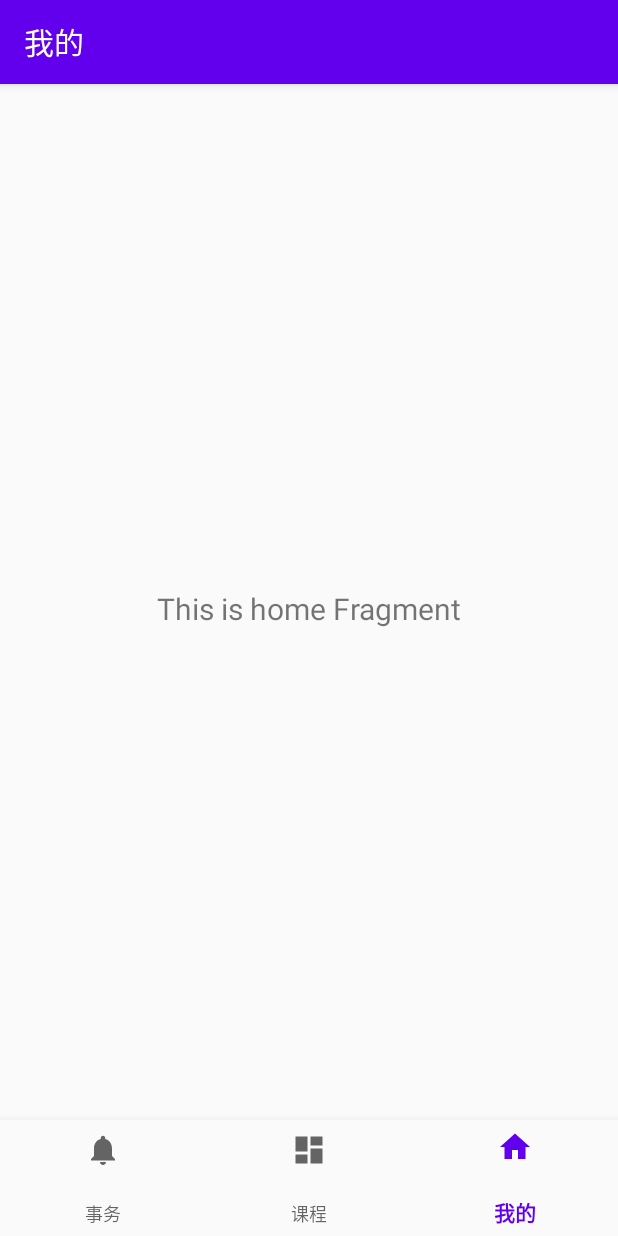
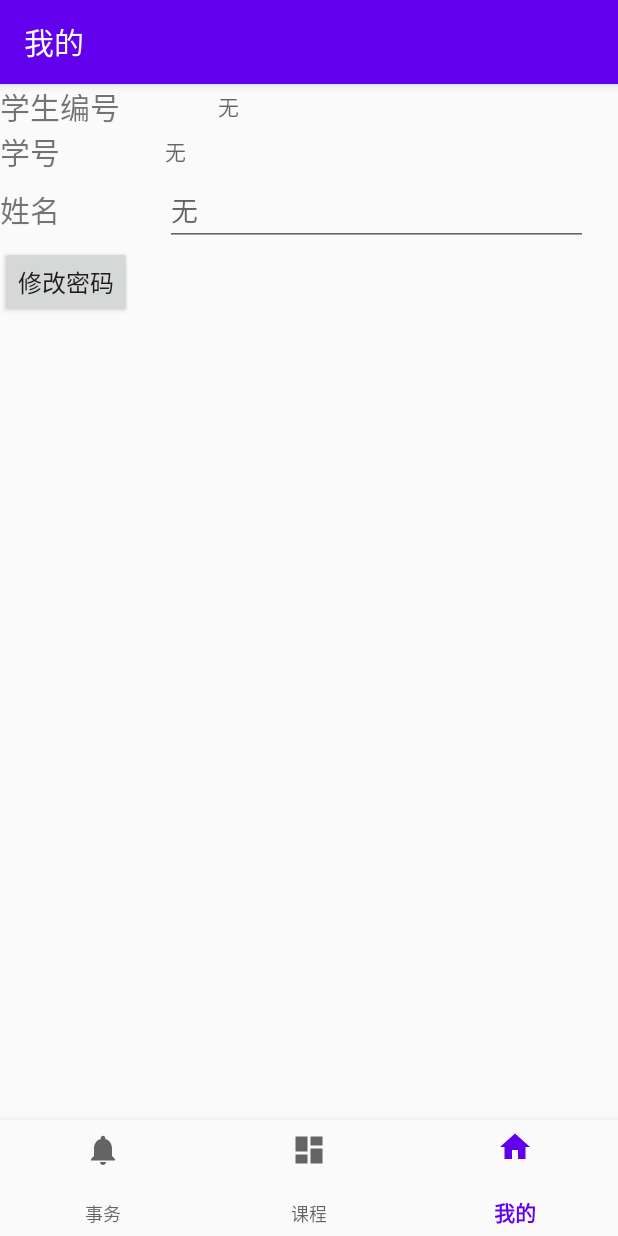
Before and after one commit to caijunqian/Timetable, an Android app: the HomeFragment screen opened through its navigation route, on a phone screen of 412 x 824 dp. Run offline under Robolectric (Android 15) with nearby library versions, the phone set to English and light mode, and no system bars; our stand-ins replace navigation-ui; libraries missing offline, so code that uses them is left out: com.zhuangfei.timetable; 4 statements that could not run were skipped.

```diff
--- a/app/src/main/AndroidManifest.xml
+++ b/app/src/main/AndroidManifest.xml
@@ -2,6 +2,7 @@
 <manifest xmlns:android="http://schemas.android.com/apk/res/android"
     package="com.example.timetable">
 
+    <uses-permission android:name="android.permission.INTERNET"/>
     <application
         android:allowBackup="true"
         android:icon="@mipmap/ic_launcher"
--- a/app/src/main/java/com/example/timetable/MainNavigation.kt
+++ b/app/src/main/java/com/example/timetable/MainNavigation.kt
@@ -1,8 +1,10 @@
 package com.example.timetable
 
 
+import android.os.Build
 import android.os.Bundle
 import android.view.MenuItem
+import androidx.annotation.RequiresApi
 import androidx.appcompat.app.AppCompatActivity
 import androidx.navigation.NavController
 import androidx.navigation.Navigation
@@ -22,6 +24,7 @@ class MainNavigation : AppCompatActivity() {
     private var navController: NavController? = null
     private var appBarConfiguration:AppBarConfiguration? = null
 
+    @RequiresApi(Build.VERSION_CODES.KITKAT)
     override fun onCreate(savedInstanceState: Bundle?) {
         super.onCreate(savedInstanceState)
         setContentView(R.layout.activity_main_navigation)
@@ -39,7 +42,6 @@ class MainNavigation : AppCompatActivity() {
         setupActionBarWithNavController(navController!!, appBarConfiguration!!)
         navView!!.setupWithNavController(navController!!)
 
-        //Start polling service
 
         //Start polling service
         println("Start polling service...")
@@ -49,8 +51,8 @@ class MainNavigation : AppCompatActivity() {
     override fun onDestroy() {
         super.onDestroy()
         //Stop polling service
-        println("Stop polling service...")
-        stopPollingService(this, PollingService::class.java, PollingService.ACTION)
+//        println("Stop polling service...")
+//        stopPollingService(this, PollingService::class.java, PollingService.ACTION)
     }
 
     override fun onSupportNavigateUp(): Boolean {
--- a/app/src/main/java/com/example/timetable/PollingUtil.kt
+++ b/app/src/main/java/com/example/timetable/PollingUtil.kt
@@ -4,11 +4,14 @@ import android.app.AlarmManager
 import android.app.PendingIntent
 import android.content.Context
 import android.content.Intent
+import android.os.Build
 import android.os.SystemClock
+import androidx.annotation.RequiresApi
 
 
 object PollingUtils {
     //开启轮询服务
+    @RequiresApi(Build.VERSION_CODES.KITKAT)
     fun startPollingService(context: Context, seconds: Int, cls: Class<*>?, action: String?) {
         //获取AlarmManager系统服务
         val manager = context.getSystemService(Context.ALARM_SERVICE) as AlarmManager
@@ -22,9 +25,11 @@ object PollingUtils {
         //触发服务的起始时间
         val triggerAtTime = SystemClock.elapsedRealtime()
         //使用AlarmManger的setRepeating方法设置定期执行的时间间隔（seconds秒）和需要执行的Service
+        print("初始时间"+triggerAtTime)
+        print("间隔为"+seconds*1000.toLong())
         manager.setRepeating(
-            AlarmManager.ELAPSED_REALTIME, triggerAtTime,
-            seconds * 1000.toLong(), pendingIntent
+            AlarmManager.ELAPSED_REALTIME, triggerAtTime+5000,
+            seconds * 10000.toLong(), pendingIntent
         )
     }
 
--- a/app/src/main/java/com/example/timetable/ui/home/HomeFragment.kt
+++ b/app/src/main/java/com/example/timetable/ui/home/HomeFragment.kt
@@ -33,10 +33,10 @@ class HomeFragment : Fragment() {
             ViewModelProviders.of(this).get(HomeViewModel::class.java)
         val root = inflater.inflate(R.layout.fragment_home, container, false)
 
-        val textView: TextView = root.findViewById(R.id.text_home)
-        homeViewModel.text.observe(viewLifecycleOwner, Observer {
-            textView.text = it
-        })
+//        val textView: TextView = root.findViewById(R.id.text_home)
+//        homeViewModel.text.observe(viewLifecycleOwner, Observer {
+//            textView.text = it
+//        })
         return root
     }
 
--- a/app/src/main/res/layout/fragment_home.xml
+++ b/app/src/main/res/layout/fragment_home.xml
@@ -1,23 +1,94 @@
 <?xml version="1.0" encoding="utf-8"?>
-<androidx.constraintlayout.widget.ConstraintLayout xmlns:android="http://schemas.android.com/apk/res/android"
+<LinearLayout xmlns:android="http://schemas.android.com/apk/res/android"
     xmlns:app="http://schemas.android.com/apk/res-auto"
     xmlns:tools="http://schemas.android.com/tools"
     android:layout_width="match_parent"
     android:layout_height="match_parent"
+    android:orientation="vertical"
     tools:context=".ui.home.HomeFragment">
 
-    <TextView
-        android:id="@+id/text_home"
+    <LinearLayout
         android:layout_width="match_parent"
         android:layout_height="wrap_content"
-        android:layout_marginStart="8dp"
-        android:layout_marginTop="8dp"
-        android:layout_marginEnd="8dp"
-        android:textAlignment="center"
-        android:textSize="20sp"
-        app:layout_constraintBottom_toBottomOf="parent"
-        app:layout_constraintEnd_toEndOf="parent"
-        app:layout_constraintStart_toStartOf="parent"
-        app:layout_constraintTop_toTopOf="parent"
-        android:gravity="center_horizontal" />
-</androidx.constraintlayout.widget.ConstraintLayout>
+        android:orientation="horizontal">
+
+        <TextView
+            android:layout_width="0dp"
+            android:layout_height="wrap_content"
+            android:layout_marginRight="40dp"
+            android:layout_weight="30"
+            android:text="学生编号"
+            android:textSize="20sp"
+            android:layout_gravity="center"/>
+
+        <TextView
+            android:layout_width="0dp"
+            android:layout_height="wrap_content"
+            android:layout_marginRight="20dp"
+            android:layout_weight="70"
+            android:hint="无"
+            android:layout_gravity="center"/>
+
+    </LinearLayout>
+    <LinearLayout
+        android:layout_width="match_parent"
+        android:layout_height="wrap_content"
+        android:orientation="horizontal">
+
+        <TextView
+            android:layout_width="0dp"
+            android:layout_height="wrap_content"
+            android:layout_marginRight="40dp"
+            android:layout_weight="20"
+            android:text="学号"
+            android:textSize="20sp"
+            android:layout_gravity="center"/>
+
+        <TextView
+            android:layout_width="0dp"
+            android:layout_height="wrap_content"
+            android:layout_marginRight="20dp"
+            android:layout_weight="80"
+            android:hint="无"
+            android:layout_gravity="center"/>
+
+    </LinearLayout>
+
+    <LinearLayout
+        android:layout_width="match_parent"
+        android:layout_height="wrap_content"
+        android:orientation="horizontal">
+
+        <TextView
+            android:layout_width="0dp"
+            android:layout_height="wrap_content"
+            android:layout_marginRight="40dp"
+            android:layout_weight="20"
+            android:text="姓名"
+            android:textSize="20sp"
+            android:layout_gravity="center"/>
+
+        <EditText
+            android:layout_width="0dp"
+            android:layout_height="wrap_content"
+            android:layout_marginRight="20dp"
+            android:layout_weight="80"
+            android:hint="无"
+            android:layout_gravity="center"/>
+
+    </LinearLayout>
+
+    <LinearLayout
+        android:layout_width="match_parent"
+        android:layout_height="wrap_content">
+        <Button
+            android:layout_width="wrap_content"
+            android:layout_height="match_parent"
+            android:textSize="16sp"
+            android:text="修改密码"
+            android:layout_gravity="center"/>
+    </LinearLayout>
+
+
+
+</LinearLayout>
```
Also changed, not shown: app/src/main/java/com/example/timetable/PollingService.kt (+93 -46 lines).
